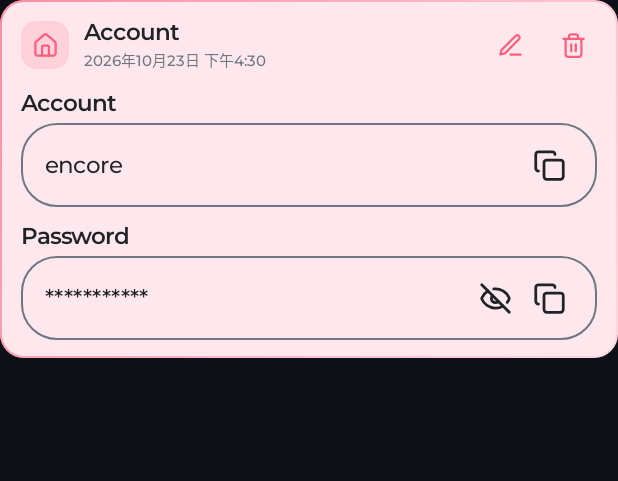
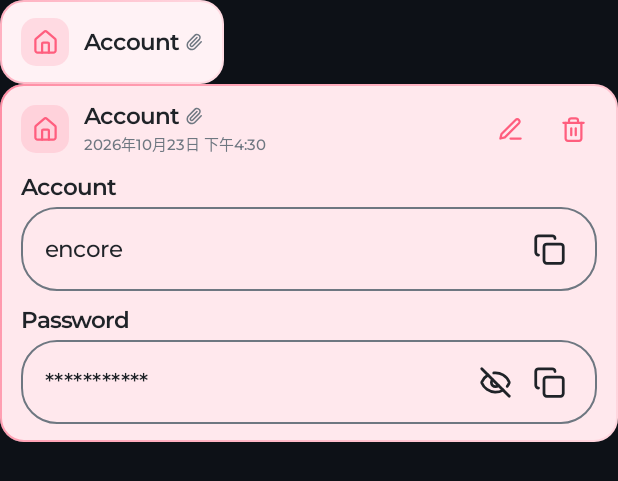
Before and after one commit to encorex32268/LocalVault, an Android app built with Jetpack Compose: the @Preview function VaultItemCardPreview, on a phone screen of 412 x 824 dp. Shown: the top 481 px of the screen. Run offline under Robolectric (Android 15) with nearby library versions, the phone set to English and light mode, and no system bars.

Commit message:
feat(vault): display paperclip attachment icon next to title in VaultItemCard

```diff
--- a/app/src/main/java/com/lihan/localvault/feature/vault/presentation/mapper/VaultUiMapper.kt
+++ b/app/src/main/java/com/lihan/localvault/feature/vault/presentation/mapper/VaultUiMapper.kt
@@ -12,6 +12,7 @@ fun Vault.toUi(): VaultUi {
         title = title,
         updatedAt = updatedAt,
         formattedUpdatedAt = updatedAt.toFormattedDateTime(),
-        category = category
+        category = category,
+        hasAttachments = hasAttachments
     )
 }
--- a/app/src/main/java/com/lihan/localvault/feature/vault/presentation/model/VaultUi.kt
+++ b/app/src/main/java/com/lihan/localvault/feature/vault/presentation/model/VaultUi.kt
@@ -16,6 +16,7 @@ data class VaultUi(
     val category: VaultCategory,
     val isExpand: Boolean = false,
     val isLoadingContent: Boolean = false,
+    val hasAttachments: Boolean = false,
     val content: VaultContentUi? = null
 ){
     val imageVector: ImageVector
--- a/app/src/main/java/com/lihan/localvault/feature/vault/presentation/vault/components/VaultItemCard.kt
+++ b/app/src/main/java/com/lihan/localvault/feature/vault/presentation/vault/components/VaultItemCard.kt
@@ -26,6 +26,10 @@ import androidx.compose.material3.MaterialTheme
 import androidx.compose.material3.Surface
 import androidx.compose.material3.Text
 import androidx.compose.runtime.Composable
+import androidx.compose.runtime.getValue
+import androidx.compose.runtime.mutableStateOf
+import androidx.compose.runtime.remember
+import androidx.compose.runtime.setValue
 import androidx.compose.ui.Alignment
 import androidx.compose.ui.Modifier
 import androidx.compose.ui.draw.clip
@@ -43,8 +47,11 @@ import androidx.compose.ui.unit.dp
 import com.lihan.localvault.R
 import com.lihan.localvault.core.domain.FieldType
 import com.lihan.localvault.core.domain.VaultCategory
+import com.lihan.localvault.core.presentation.component.EncryptedImagePreviewDialog
 import com.lihan.localvault.core.presentation.ui.theme.LocalVaultTheme
 import com.lihan.localvault.core.presentation.ui.theme.VaultCoralRed
+import com.lihan.localvault.feature.vault.presentation.create.components.AttachmentItemCard
+import com.lihan.localvault.feature.vault.presentation.model.VaultAttachmentUi
 import com.lihan.localvault.feature.vault.presentation.model.VaultContentUi
 import com.lihan.localvault.feature.vault.presentation.model.VaultFieldUi
 import com.lihan.localvault.feature.vault.presentation.model.VaultUi
@@ -57,6 +64,8 @@ fun VaultItemCard(
     modifier: Modifier = Modifier,
     onAction: (VaultAction) -> Unit,
 ) {
+    var previewAttachment by remember { mutableStateOf<VaultAttachmentUi?>(null) }
+    val hasAttachments = vault.hasAttachments || !vault.content?.attachments.isNullOrEmpty()
     val accentColor = Color.fromColorLong(vault.color)
     val cardBackgroundColor = accentColor
         .copy(alpha = if (vault.isExpand) 0.14f else 0.08f)
@@ -118,8 +127,12 @@ fun VaultItemCard(
                             .padding(end = 4.dp),
                         verticalArrangement = Arrangement.spacedBy(2.dp)
                     ) {
+                        Row(
+                            verticalAlignment = Alignment.CenterVertically,
+                            horizontalArrangement = Arrangement.spacedBy(4.dp)
+                        ) {
                             Text(
-                            modifier = Modifier.basicMarquee(),
+                                modifier = Modifier.weight(1f, fill = false).basicMarquee(),
                                 text = vault.title,
                                 color = MaterialTheme.colorScheme.onBackground,
                                 style = MaterialTheme.typography.bodyMedium.copy(
@@ -127,6 +140,15 @@ fun VaultItemCard(
                                 ),
                                 maxLines = 1
                             )
+                            if (hasAttachments) {
+                                Icon(
+                                    imageVector = ImageVector.vectorResource(R.drawable.ic_document),
+                                    contentDescription = stringResource(R.string.attachments),
+                                    modifier = Modifier.size(12.dp),
+                                    tint = MaterialTheme.colorScheme.outline
+                                )
+                            }
+                        }
                         if (vault.formattedUpdatedAt.isNotBlank()) {
                             Text(
                                 text = vault.formattedUpdatedAt,
@@ -136,6 +158,10 @@ fun VaultItemCard(
                         }
                     }
                 } else {
+                    Row(
+                        verticalAlignment = Alignment.CenterVertically,
+                        horizontalArrangement = Arrangement.spacedBy(4.dp)
+                    ) {
                         Text(
                             text = vault.title,
                             color = MaterialTheme.colorScheme.onBackground,
@@ -144,6 +170,15 @@ fun VaultItemCard(
                             ),
                             maxLines = 1
                         )
+                        if (hasAttachments) {
+                            Icon(
+                                imageVector = ImageVector.vectorResource(R.drawable.ic_document),
+                                contentDescription = stringResource(R.string.attachments),
+                                modifier = Modifier.size(12.dp),
+                                tint = MaterialTheme.colorScheme.outline
+                            )
+                        }
+                    }
                 }
                 if (vault.isExpand) {
                     IconButton(
@@ -218,10 +253,39 @@ fun VaultItemCard(
                                 }
                             }
                         }
+                        if (!vault.content?.attachments.isNullOrEmpty()) {
+                            Spacer(Modifier.height(4.dp))
+                            Text(
+                                text = stringResource(R.string.attachments),
+                                color = MaterialTheme.colorScheme.outline,
+                                style = MaterialTheme.typography.labelSmall.copy(
+                                    fontWeight = FontWeight.SemiBold
+                                )
+                            )
+                            vault.content?.attachments?.forEach { attachment ->
+                                AttachmentItemCard(
+                                    attachment = attachment,
+                                    onRemove = null,
+                                    onClick = {
+                                        if (attachment.isImage) {
+                                            previewAttachment = attachment
+                                        }
+                                    }
+                                )
                             }
                         }
                     }
                 }
+            }
+        }
+    }
+
+    previewAttachment?.let { attachment ->
+        EncryptedImagePreviewDialog(
+            encryptedFileName = attachment.encryptedFileName,
+            title = attachment.fileName,
+            onDismiss = { previewAttachment = null }
+        )
     }
 }
 
@@ -230,6 +294,26 @@ fun VaultItemCard(
 @Composable
 private fun VaultItemCardPreview() {
     LocalVaultTheme {
+        Column {
+            VaultItemCard(
+                vault = VaultUi(
+                    iconIndex = 1,
+                    color = VaultCoralRed.toColorLong(),
+                    title = "Account",
+                    updatedAt = Instant.now().toEpochMilli(),
+                    formattedUpdatedAt = "2026年10月23日 下午4:30",
+                    category = VaultCategory.CUSTOM,
+                    isExpand = false,
+                    content = VaultContentUi(
+                        fields = listOf(
+                            VaultFieldUi(type = FieldType.SINGLE_LINE, label = "Account", state = TextFieldState("encore")),
+                            VaultFieldUi(type = FieldType.PASSWORD, label = "Password", state = TextFieldState("password123"))
+                        )
+                    ),
+                    hasAttachments = true
+                ),
+                onAction = {}
+            )
             VaultItemCard(
                 vault = VaultUi(
                     iconIndex = 1,
@@ -244,9 +328,11 @@ private fun VaultItemCardPreview() {
                             VaultFieldUi(type = FieldType.SINGLE_LINE, label = "Account", state = TextFieldState("encore")),
                             VaultFieldUi(type = FieldType.PASSWORD, label = "Password", state = TextFieldState("password123"))
                         )
-                )
+                    ),
+                    hasAttachments = true
                 ),
                 onAction = {}
             )
         }
     }
+}
```
Lines whose indentation alone changed are shown as unchanged.
